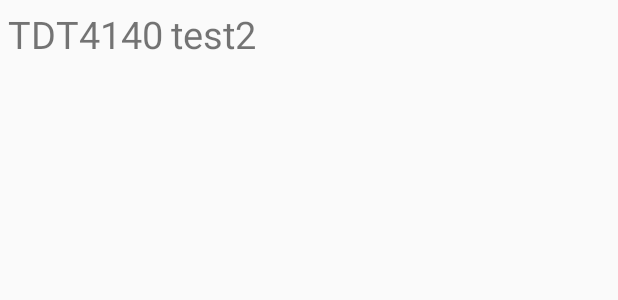
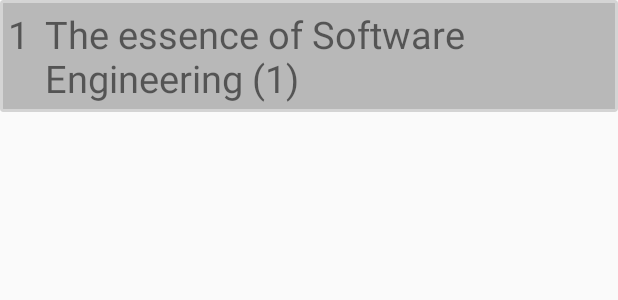
Before and after one commit to Chr1stian/mobile, an Android app: the layout lecture_row.xml on its own in the app's theme, with its tools: preview values and no code run, on a phone screen of 412 x 824 dp. Shown: the top 300 px of the screen. Run offline under Robolectric (Android 15) with nearby library versions, the phone set to English and light mode, and no system bars.

Commit message:
design change 2 for all pages

```diff
--- a/app/src/main/res/layout/lecture_row.xml
+++ b/app/src/main/res/layout/lecture_row.xml
@@ -1,8 +1,10 @@
 <?xml version="1.0" encoding="utf-8"?>
-<LinearLayout xmlns:android="http://schemas.android.com/apk/res/android"
+<RelativeLayout xmlns:android="http://schemas.android.com/apk/res/android"
+    android:id="@+id/lectureRow"
     android:layout_width="match_parent"
     android:layout_height="wrap_content"
-    android:background="?android:attr/colorBackground"
+    android:background="@drawable/rounded"
+    android:layout_marginBottom="2.5dp"
     android:orientation="horizontal"
     android:padding="5dp">
 
@@ -10,15 +12,21 @@
         android:id="@+id/lectureCode"
         android:layout_width="wrap_content"
         android:layout_height="wrap_content"
-        android:text="TDT4140"
-        android:textSize="25dp"
-        android:layout_marginRight="5dp"/>
+        android:layout_alignParentTop="true"
+        android:layout_marginRight="5dp"
+        android:text="1"
+        android:textSize="25dp" />
 
     <TextView
         android:id="@+id/lectureName"
         android:layout_width="wrap_content"
         android:layout_height="wrap_content"
-        android:text="test2"
-        android:textSize="25dp" />
+        android:text="The essence of Software Engineering (1)"
+        android:textSize="25dp"
+        android:layout_marginLeft="5dp"
+        android:layout_marginRight="5dp"
+        android:layout_alignParentTop="true"
+        android:layout_toRightOf="@+id/lectureCode"
+        android:layout_toEndOf="@+id/lectureCode" />
 
-</LinearLayout>
+</RelativeLayout>
--- a/app/src/main/res/layout/page_fragment.xml
+++ b/app/src/main/res/layout/page_fragment.xml
@@ -15,7 +15,6 @@
         android:layout_alignParentStart="true"
         android:layout_alignParentTop="true"
         android:layout_marginBottom="5dp"
-        android:layout_marginTop="62dp"
         android:text="Page number"
         android:textAlignment="center"
         android:textSize="24sp" />
```
Also changed, not shown: app/src/main/java/nogroupsprodoteam/ntnu/stud/httpwww/prodo/CourseActivity.java (+6 -3 lines), app/src/main/java/nogroupsprodoteam/ntnu/stud/httpwww/prodo/LectureActivity.java (+6 -4 lines), app/src/main/res/layout/course_activity.xml (+18 -37 lines), app/src/main/res/layout/lecture_activity.xml (+15 -24 lines).
